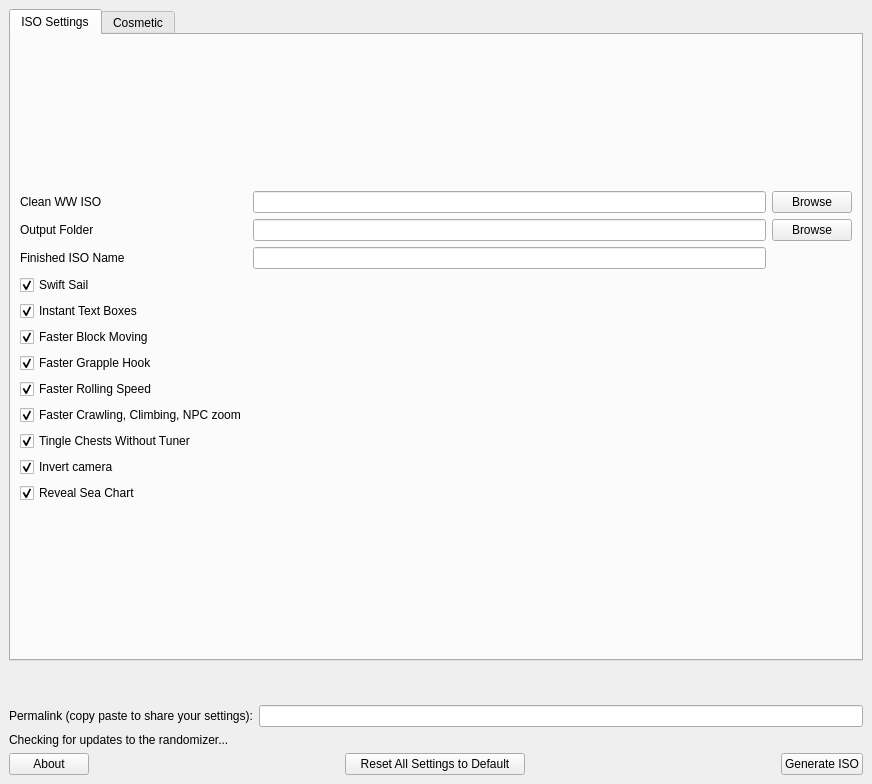
Qt form wwr_ui/randomizer_window.ui (wooferzfg/wwrando) before a commit.
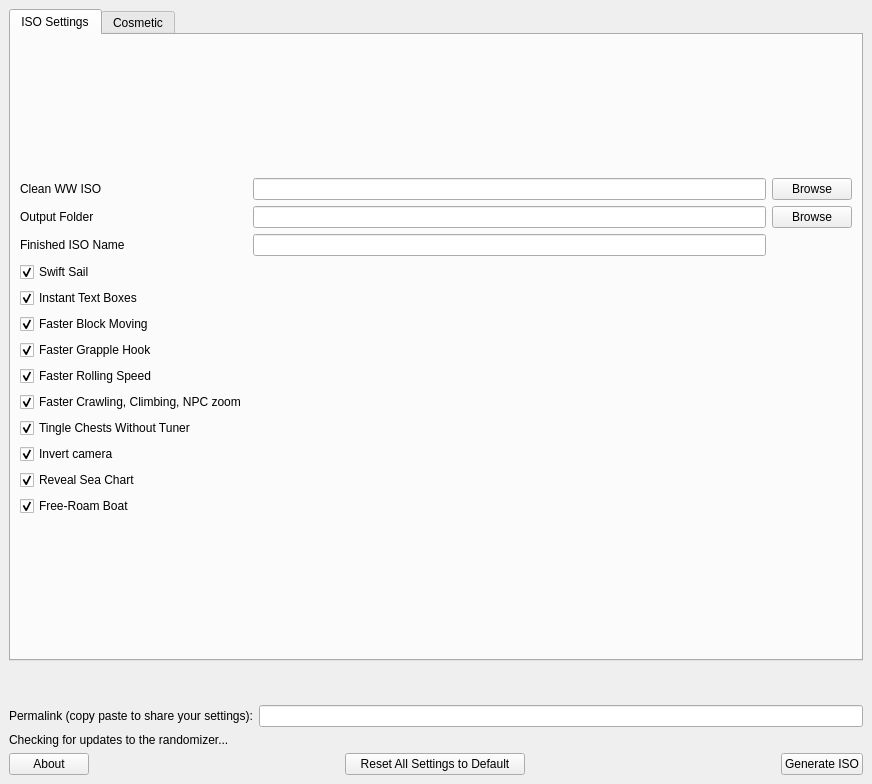
The same form after that commit. The open tabs and pages were chosen to show the change.

What changed in the file:
```diff
--- a/wwr_ui/randomizer_window.ui
+++ b/wwr_ui/randomizer_window.ui
@@ -188,6 +188,16 @@
                  </property>
                 </widget>
                </item>
+              <item row="15" column="0">
+                <widget class="QCheckBox" name="KORL_control">
+                 <property name="text">
+                  <string>Free-Roam Boat</string>
+                 </property>
+                 <property name="checked">
+                  <bool>true</bool>
+                 </property>
+                </widget>
+               </item>
               <item row="6" column="0">
                 <widget class="QCheckBox" name="instant_text_boxes">
                  <property name="text">
```
